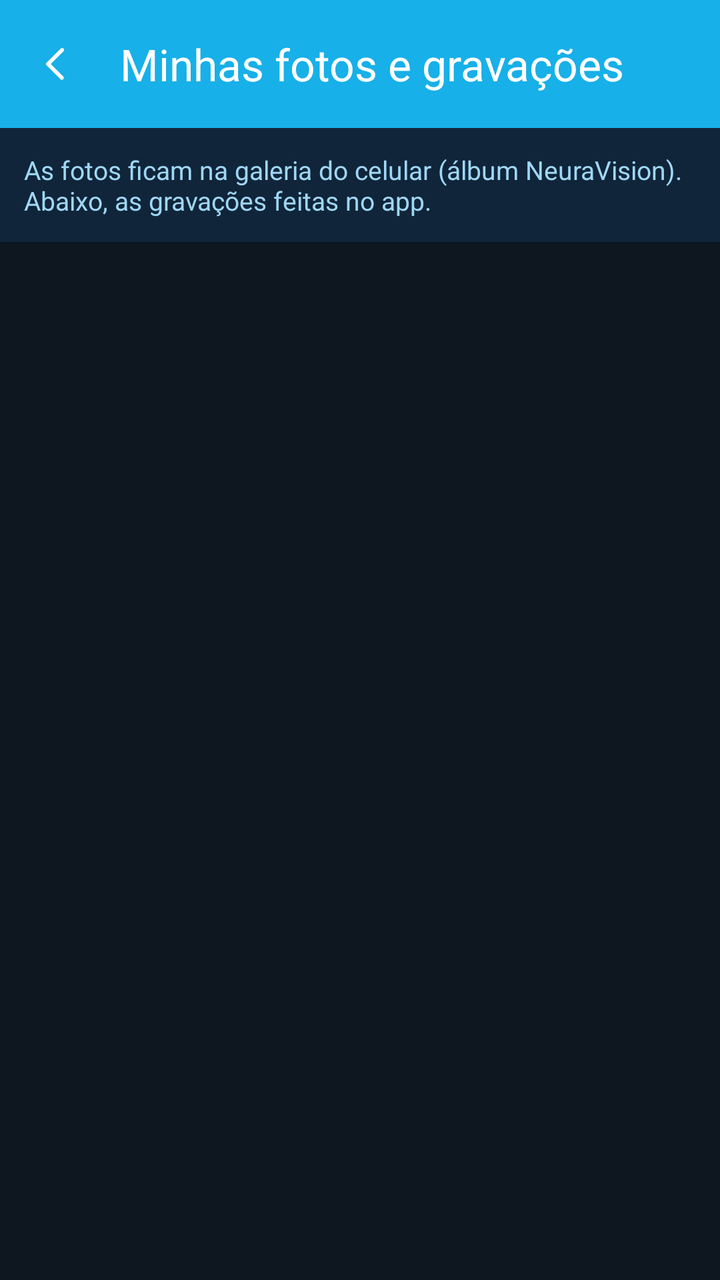
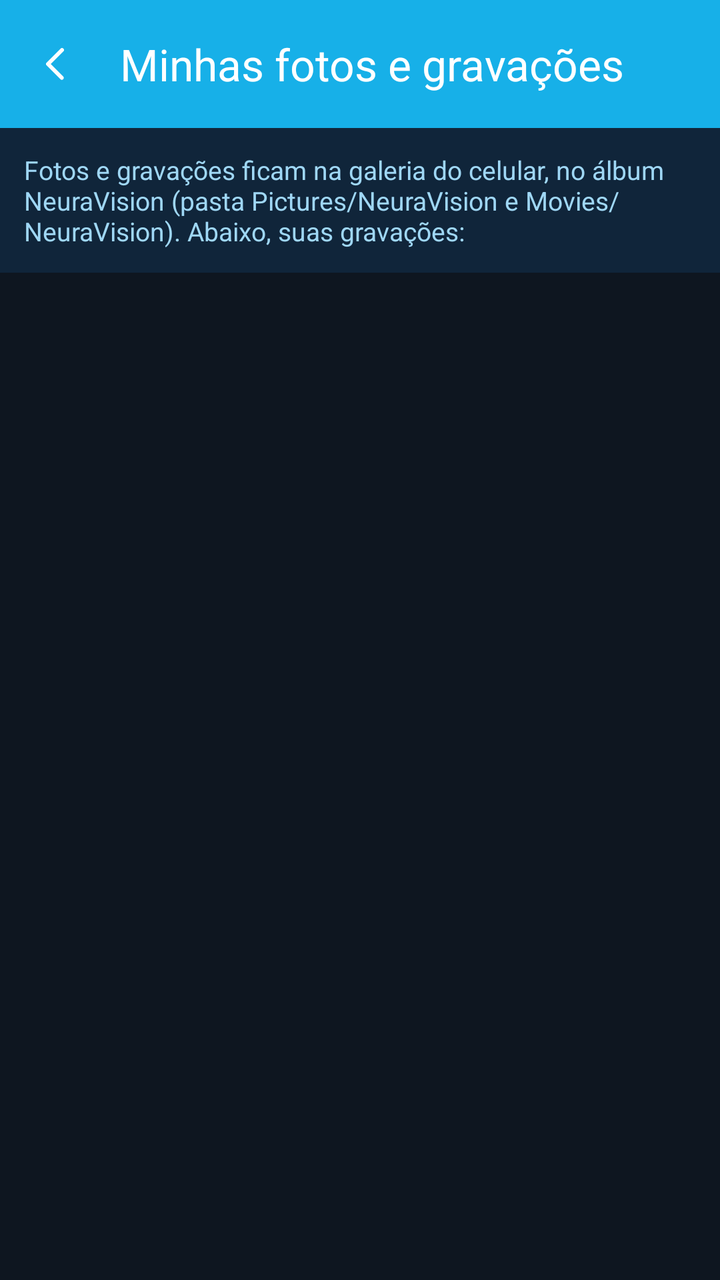

Compare the two renders of this Android layout. The source of the first and the diff that turns it into the second are given below.
<!-- AndroidManifest.xml: application theme Theme.NeuraVision -->
<!-- res/layout/activity_recordings.xml -->
<?xml version="1.0" encoding="utf-8"?>
<LinearLayout xmlns:android="http://schemas.android.com/apk/res/android"
    xmlns:app="http://schemas.android.com/apk/res-auto"
    android:layout_width="match_parent"
    android:layout_height="match_parent"
    android:background="@color/bg"
    android:orientation="vertical">

    <com.google.android.material.appbar.MaterialToolbar
        android:id="@+id/toolbar"
        android:layout_width="match_parent"
        android:layout_height="?attr/actionBarSize"
        android:background="@color/accent"
        android:theme="@style/ThemeOverlay.Material3.Dark"
        app:navigationIcon="@drawable/ic_back"
        app:title="Minhas fotos e gravações"
        app:titleTextColor="#FFFFFF" />

    <TextView
        android:layout_width="match_parent"
        android:layout_height="wrap_content"
        android:background="#10253A"
        android:padding="12dp"
        android:text="As fotos ficam na galeria do celular (álbum NeuraVision). Abaixo, as gravações feitas no app."
        android:textColor="#9FD7F5"
        android:textSize="13sp" />

    <FrameLayout
        android:layout_width="match_parent"
        android:layout_height="0dp"
        android:layout_weight="1">

        <androidx.recyclerview.widget.RecyclerView
            android:id="@+id/list"
            android:layout_width="match_parent"
            android:layout_height="match_parent"
            android:padding="8dp" />

        <TextView
            android:id="@+id/empty"
            android:layout_width="wrap_content"
            android:layout_height="wrap_content"
            android:layout_gravity="center"
            android:gravity="center"
            android:padding="30dp"
            android:text="Nenhuma gravação ainda.\nGrave pelo botão ● nas câmeras."
            android:textColor="@color/muted"
            android:visibility="gone" />
    </FrameLayout>
</LinearLayout>
<!-- resources referenced by this layout -->
<resources>
  <color name="accent">#17B0E8</color>
  <color name="bg">#0E1620</color>
  <color name="muted">#8AA0B6</color>
  <!-- drawable ic_back (drawable) -->
  <vector xmlns:android="http://schemas.android.com/apk/res/android" android:width="24dp" android:height="24dp" android:viewportWidth="24" android:viewportHeight="24">
      <path android:fillColor="#FFFFFF" android:pathData="M15.7,4.3a1,1 0 0 1 0,1.4L9.4,12l6.3,6.3a1,1 0 0 1 -1.4,1.4l-7,-7a1,1 0 0 1 0,-1.4l7,-7a1,1 0 0 1 1.4,0z" />
  </vector>
  <style name="Theme.NeuraVision" parent="Theme.Material3.Dark.NoActionBar">
          <item name="colorPrimary">@color/accent</item>
          <item name="colorOnPrimary">#FFFFFF</item>
          <item name="colorSecondary">@color/accent</item>
          <item name="android:colorBackground">@color/bg</item>
          <item name="colorSurface">@color/card</item>
          <item name="android:statusBarColor">@color/accent_dark</item>
          <item name="android:windowBackground">@color/bg</item>
      </style>
  <color name="card">#16212E</color>
  <color name="accent_dark">#0D86B8</color>
</resources>

<!-- the commit's change to res/layout/activity_recordings.xml (unified diff, before → after) -->
@@ -21,7 +21,7 @@
         android:layout_height="wrap_content"
         android:background="#10253A"
         android:padding="12dp"
-        android:text="As fotos ficam na galeria do celular (álbum NeuraVision). Abaixo, as gravações feitas no app."
+        android:text="Fotos e gravações ficam na galeria do celular, no álbum NeuraVision (pasta Pictures/NeuraVision e Movies/NeuraVision). Abaixo, suas gravações:"
         android:textColor="#9FD7F5"
         android:textSize="13sp" />
 
